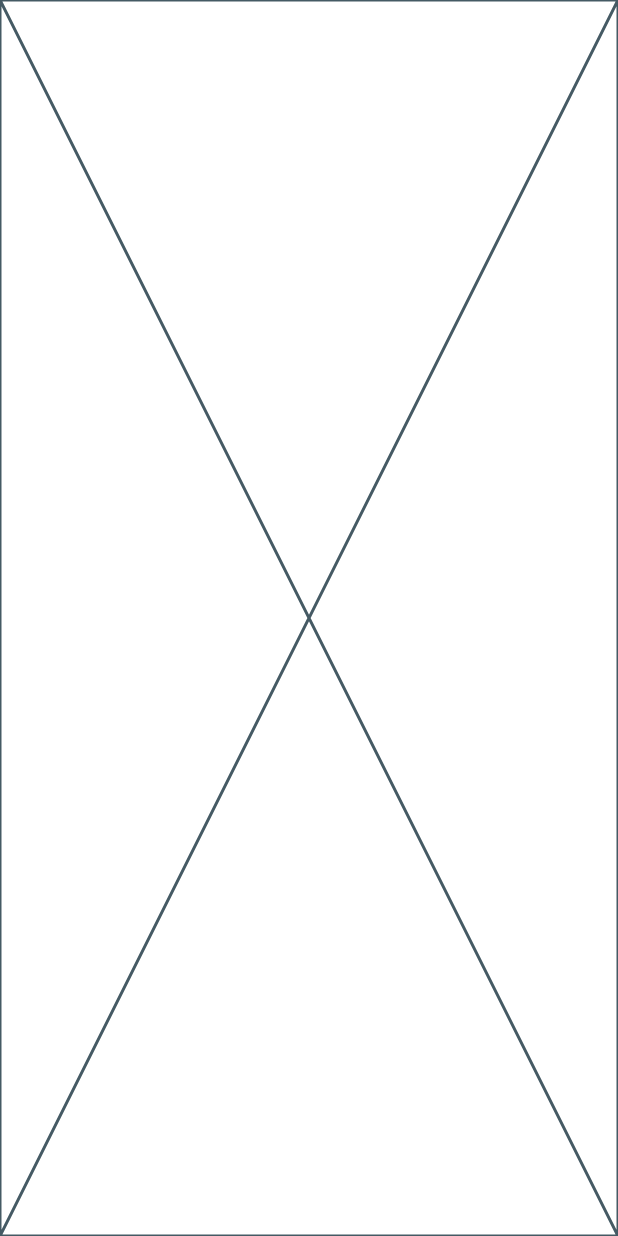
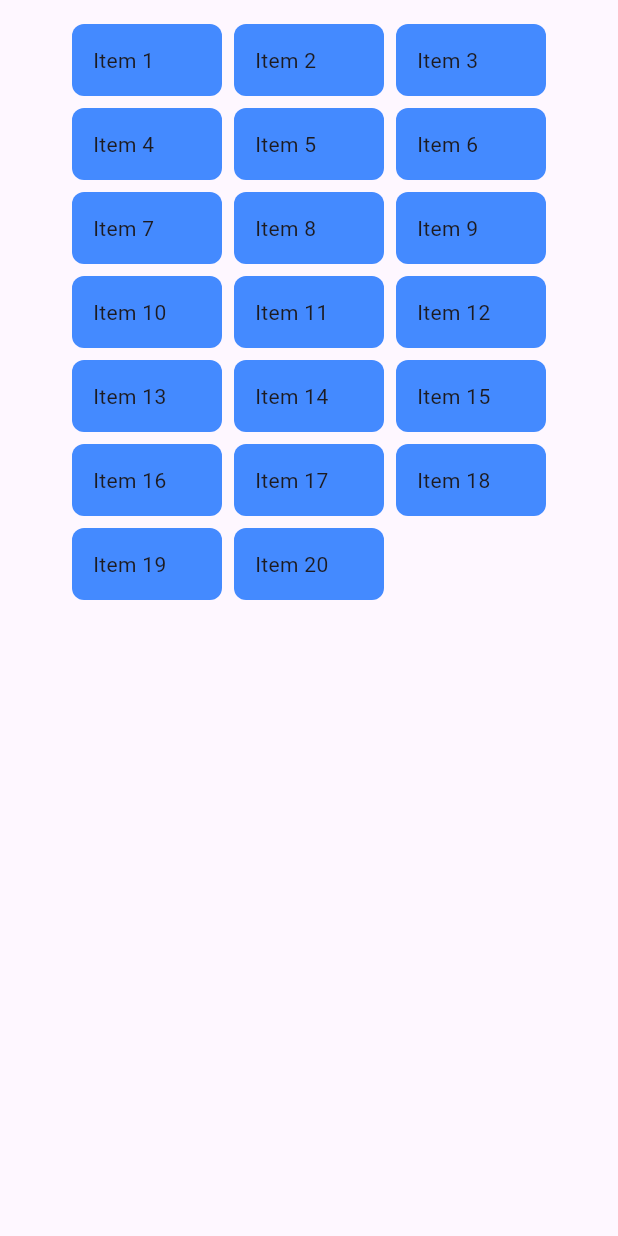
Before and after one commit to henryypin/playground_flutter, a Flutter app: the screen it shows after launch, on a phone screen of 412 x 824 dp. Run offline on Flutter 3.47's test engine with Material 3 defaults, Android fonts, the phone set to English and light mode, and no system bars; our stand-ins replace auto_route, equatable, flutter_bloc.

Commit message:
Implement HomePage layout with dynamic item generation and add HomeItemView widget

```diff
--- a/lib/features/general/home_page.dart
+++ b/lib/features/general/home_page.dart
@@ -1,5 +1,8 @@
+import 'package:flutter/material.dart';
+
 import 'package:auto_route/auto_route.dart';
-import 'package:flutter/material.dart';
+
+import 'package:playground_flutter/features/general/widgets/home_item_view.dart';
 
 @RoutePage(name: "HomePageRoute")
 class HomePage extends StatelessWidget {
@@ -7,6 +10,20 @@ class HomePage extends StatelessWidget {
 
   @override
   Widget build(BuildContext context) {
-    return const Placeholder();
+    return Scaffold(
+      body: SingleChildScrollView(
+        padding: const .symmetric(vertical: 16, horizontal: 8),
+        child: Center(
+          child: Wrap(
+            spacing: 8,
+            runSpacing: 8,
+            children: List.generate(
+              20,
+              (index) => HomeItemView(title: 'Item ${index + 1}'),
+            ),
+          ),
+        ),
+      ),
+    );
   }
 }
--- /dev/null
+++ b/lib/features/general/widgets/home_item_view.dart
@@ -0,0 +1,20 @@
+import 'package:flutter/material.dart';
+
+class HomeItemView extends StatelessWidget {
+  const HomeItemView({super.key, required this.title});
+
+  final String title;
+
+  @override
+  Widget build(BuildContext context) {
+    return Container(
+      width: 100,
+      decoration: BoxDecoration(
+        color: Colors.blueAccent,
+        borderRadius: BorderRadius.circular(8),
+      ),
+      padding: const EdgeInsets.all(14),
+      child: Text(title),
+    );
+  }
+}
--- a/lib/my_app.dart
+++ b/lib/my_app.dart
@@ -1,5 +1,7 @@
 import 'package:flutter/material.dart';
+
 import 'package:flutter_bloc/flutter_bloc.dart';
+
 import 'package:playground_flutter/shared/routes/app_router.dart';
 import 'package:playground_flutter/shared/states/app_start_cubit.dart';
 
--- a/lib/shared/routes/app_router.dart
+++ b/lib/shared/routes/app_router.dart
@@ -15,6 +15,9 @@ class AppRouter extends RootStackRouter {
   @override
   List<AutoRoute> get routes => [
     AutoRoute(page: InitPageRoute.page, initial: true),
-    AutoRoute(page: HomePageRoute.page),
+    CustomRoute(
+      page: HomePageRoute.page,
+      transitionsBuilder: TransitionsBuilders.noTransition,
+    ),
   ];
 }
```
